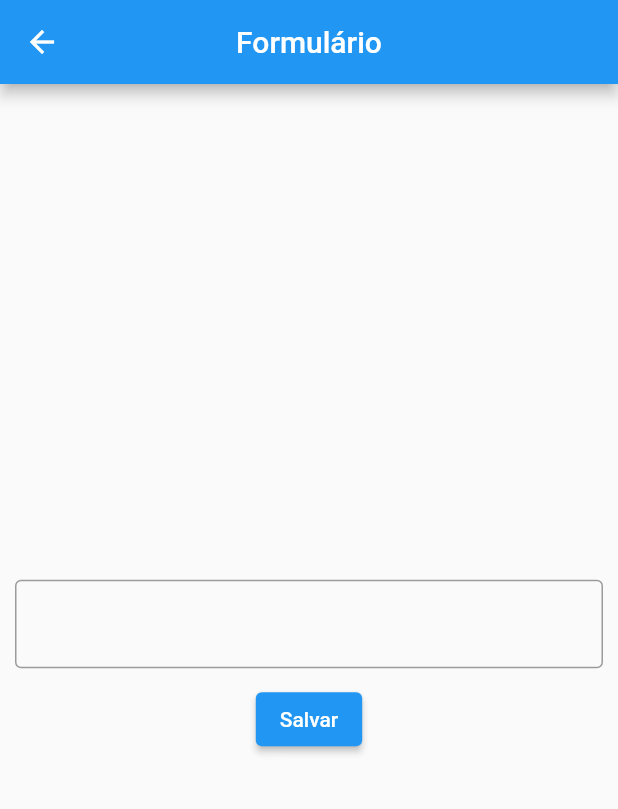
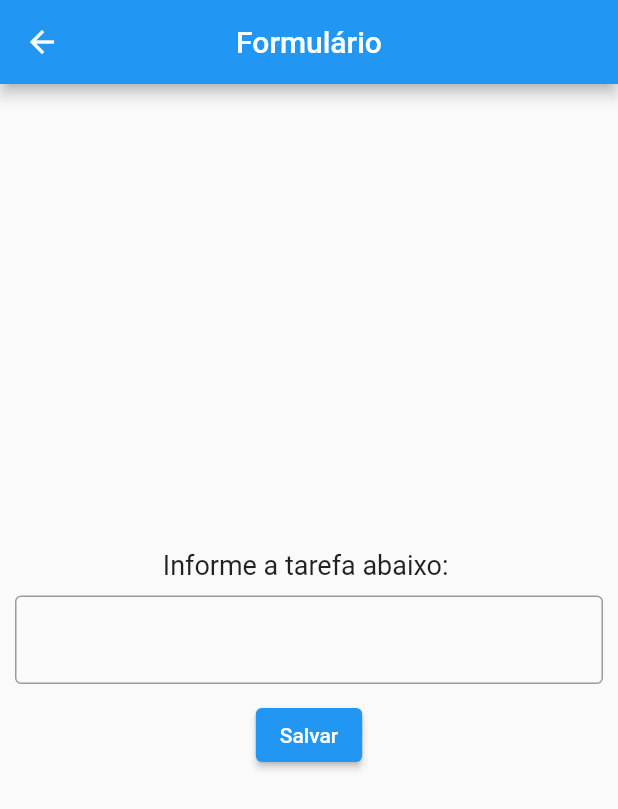
Before and after one commit to willmancilla/todolist_firebase, a Flutter app: the screen it shows after launch, after a tap on the "add" icon, on a phone screen of 412 x 824 dp. Shown: the top 809 px of the screen. Run offline on Flutter 3.47's test engine with Material 2 defaults, Android fonts, the phone set to English and light mode, and no system bars.

Commit message:
Lista de Tarefas

```diff
--- a/lib/main.dart
+++ b/lib/main.dart
@@ -10,6 +10,7 @@ class MyApp extends StatelessWidget {
   @override
   Widget build(BuildContext context) {
     return MaterialApp(
+      debugShowCheckedModeBanner: false,
       title: 'Flutter Demo',
       theme: ThemeData(
         primarySwatch: Colors.blue,
@@ -45,7 +46,7 @@ class _PrimeiraPaginaState extends State<PrimeiraPagina> {
           return Card(
             margin: const EdgeInsets.all(10),
             child: ListTile(
-              title: Text(nomes[index]),
+              title: Text('${index + 1} - ${nomes[index]}'),
             ),
           );
         },
@@ -73,6 +74,8 @@ class SegundaPagina extends StatelessWidget {
   final GlobalKey<FormState> _formKey = GlobalKey();
   final TextEditingController _controller = TextEditingController();
 
+  SegundaPagina({Key? key}) : super(key: key);
+
   @override
   Widget build(BuildContext context) {
     return Scaffold(
@@ -86,6 +89,10 @@ class SegundaPagina extends StatelessWidget {
           child: Column(
             mainAxisSize: MainAxisSize.min,
             children: [
+              const Text(
+                'Informe a tarefa abaixo: ',
+                style: TextStyle(fontSize: 18),
+                ),
               Padding(
                 padding: const EdgeInsets.all(10.0),
                 child: TextFormField(
```
